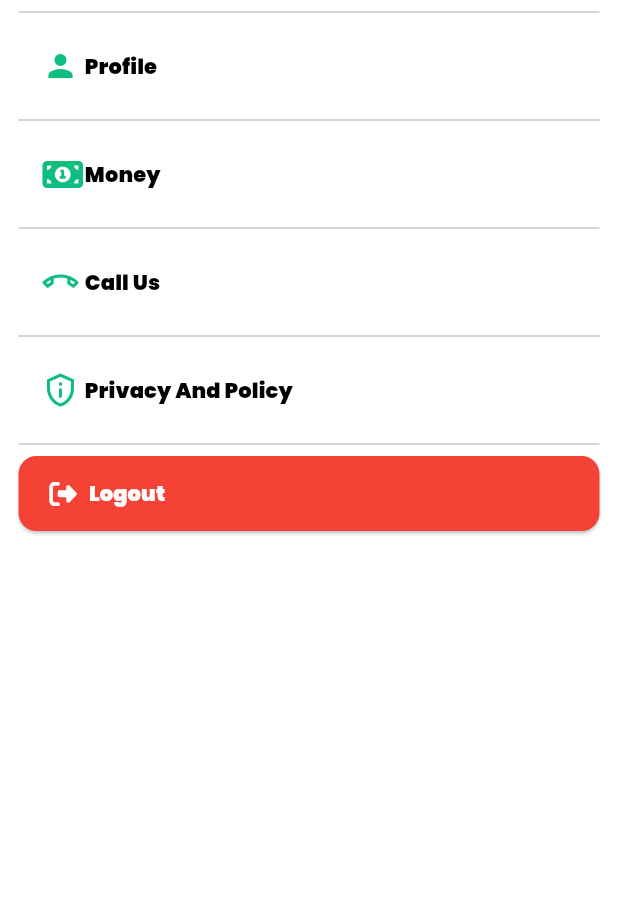
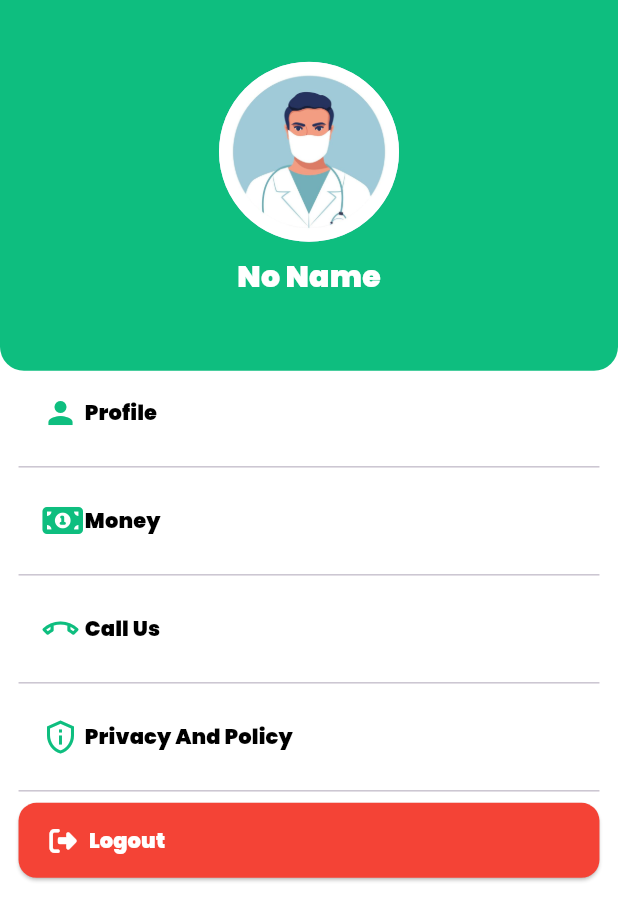
Before and after one commit to hesham81/Salamtk, a Flutter app: the DoctorDrawer screen opened directly, on a phone screen of 412 x 824 dp. Shown: the top 921 px of the screen. Run offline on Flutter 3.47's test engine with Material 3 defaults, Android fonts, the phone set to English and light mode, and no system bars; our stand-ins replace animate_do, animated_custom_dropdown, awesome_snackbar_content, cached_network_image, calendar_timeline, cloud_firestore and 17 more; missing offline and left inert: flutter_map_location_marker, route_transitions; accounts and stored records are empty; generated files the repository leaves out were written again.

Commit message:
ending of money doctor home screen

```diff
--- a/lib/core/constant/app_assets.dart
+++ b/lib/core/constant/app_assets.dart
@@ -12,6 +12,7 @@ abstract class AppAssets{
   static const String teethICN = 'assets/icons/teeeth.svg';
   static const String heartICN = 'assets/icons/heart.svg';
   static const String womenICN = 'assets/icons/womens.svg';
+  static const String balance = 'assets/images/balance.svg';
   static const String eyeICN = 'assets/icons/eye.svg';
 
 
--- a/lib/main.dart
+++ b/lib/main.dart
@@ -9,10 +9,11 @@ import '/core/constant/storage/storage_keys.dart';
 import 'package:supabase_flutter/supabase_flutter.dart';
 import '/core/providers/app_providers/language_provider.dart';
 import '/core/providers/patient_providers/patient_provider.dart';
-import '/core/services/loading_indicator.dart';
 import '/core/route/on_generate_route.dart';
 import '/core/theme/app_theme.dart';
 import 'package:flutter_gen/gen_l10n/app_localizations.dart';
+
+import 'core/services/loading_service.dart';
 
 void main() async {
   WidgetsFlutterBinding.ensureInitialized();
--- a/lib/modules/layout/doctor/pages/doctor_drawer/doctor_drawer.dart
+++ b/lib/modules/layout/doctor/pages/doctor_drawer/doctor_drawer.dart
@@ -2,26 +2,75 @@ import 'package:firebase_auth/firebase_auth.dart';
 import 'package:flutter/material.dart';
 import 'package:font_awesome_flutter/font_awesome_flutter.dart';
 import 'package:route_transitions/route_transitions.dart';
-import 'package:salamtk/core/extensions/extensions.dart';
-import 'package:salamtk/core/theme/app_colors.dart';
-import 'package:salamtk/core/widget/custom_elevated_button.dart';
-import 'package:salamtk/modules/layout/doctor/pages/doctor_profile/pages/doctor_profile.dart';
-import 'package:salamtk/modules/layout/patient/pages/patient_home/pages/profile_tab/pages/call_us/pages/call_us.dart';
-import 'package:salamtk/modules/sign_in/pages/sign_in.dart';
+import 'package:salamtk/core/constant/app_assets.dart';
+import 'package:salamtk/core/utils/doctors/doctors_collection.dart';
+import 'package:salamtk/models/doctors_models/doctor_model.dart';
+import 'package:salamtk/modules/layout/doctor/pages/doctors_money/pages/doctors_money.dart';
+import 'package:salamtk/modules/layout/doctor/pages/doctors_money/widget/profile_image_container.dart';
+import 'package:skeletonizer/skeletonizer.dart';
+import '/core/extensions/extensions.dart';
+import '/core/theme/app_colors.dart';
+import '/core/widget/custom_elevated_button.dart';
+import '/modules/layout/doctor/pages/doctor_profile/pages/doctor_profile.dart';
+import '/modules/layout/patient/pages/patient_home/pages/profile_tab/pages/call_us/pages/call_us.dart';
+import '/modules/sign_in/pages/sign_in.dart';
 
-class DoctorDrawer extends StatelessWidget {
+class DoctorDrawer extends StatefulWidget {
   const DoctorDrawer({super.key});
+
+  @override
+  State<DoctorDrawer> createState() => _DoctorDrawerState();
+}
+
+class _DoctorDrawerState extends State<DoctorDrawer> {
+  DoctorModel? doctor;
+  bool isLoading = true;
+
+  Future<void> _getDoctorsData() async {
+    String uid = FirebaseAuth.instance.currentUser!.uid;
+    doctor = await DoctorsCollection.getDoctorData(uid: uid);
+  }
+
+  @override
+  void initState() {
+    Future.wait(
+      [
+        _getDoctorsData(),
+      ],
+    ).then(
+      (value) => setState(() {
+        isLoading = true;
+      }),
+    );
+    super.initState();
+  }
 
   @override
   Widget build(BuildContext context) {
     return Scaffold(
       body: SingleChildScrollView(
-        child: SafeArea(
         child: Column(
           crossAxisAlignment: CrossAxisAlignment.stretch,
           mainAxisAlignment: MainAxisAlignment.start,
           children: [
-              Divider(),
+            (isLoading)
+                ? ProfileImageContainer(
+                    name: doctor?.name ?? "No Name",
+                    imageUrl: doctor?.imagePath ?? AppAssets.doctorAvatar,
+                    email: FirebaseAuth.instance.currentUser?.email ??
+                        "doctor@gmail.com",
+                  )
+                : Skeletonizer(
+                    enabled: isLoading,
+                    child: ProfileImageContainer(
+                      name: doctor?.name ?? "No Name",
+                      imageUrl: doctor?.imagePath ?? AppAssets.doctorAvatar,
+                      email: FirebaseAuth.instance.currentUser?.email ??
+                          "doctor@gmail.com",
+                    ),
+                  ),
+            Column(
+              children: [
                 ListTile(
                   onTap: () => slideLeftWidget(
                     newPage: DoctorProfile(),
@@ -36,7 +85,8 @@ class DoctorDrawer extends StatelessWidget {
                       0.01.width.vSpace,
                       Text(
                         "Profile",
-                      style: Theme.of(context).textTheme.titleSmall!.copyWith(
+                        style:
+                            Theme.of(context).textTheme.titleSmall!.copyWith(
                                   color: AppColors.blackColor,
                                 ),
                       ),
@@ -45,6 +95,10 @@ class DoctorDrawer extends StatelessWidget {
                 ),
                 Divider(),
                 ListTile(
+                  onTap: () => slideLeftWidget(
+                    newPage: DoctorsMoney(),
+                    context: context,
+                  ),
                   title: Row(
                     children: [
                       Icon(
@@ -54,7 +108,8 @@ class DoctorDrawer extends StatelessWidget {
                       0.01.width.vSpace,
                       Text(
                         "Money",
-                      style: Theme.of(context).textTheme.titleSmall!.copyWith(
+                        style:
+                            Theme.of(context).textTheme.titleSmall!.copyWith(
                                   color: AppColors.blackColor,
                                 ),
                       ),
@@ -76,7 +131,8 @@ class DoctorDrawer extends StatelessWidget {
                       0.01.width.vSpace,
                       Text(
                         "Call Us",
-                      style: Theme.of(context).textTheme.titleSmall!.copyWith(
+                        style:
+                            Theme.of(context).textTheme.titleSmall!.copyWith(
                                   color: AppColors.blackColor,
                                 ),
                       ),
@@ -94,7 +150,8 @@ class DoctorDrawer extends StatelessWidget {
                       0.01.width.vSpace,
                       Text(
                         "Privacy And Policy",
-                      style: Theme.of(context).textTheme.titleSmall!.copyWith(
+                        style:
+                            Theme.of(context).textTheme.titleSmall!.copyWith(
                                   color: AppColors.blackColor,
                                 ),
                       ),
@@ -112,7 +169,8 @@ class DoctorDrawer extends StatelessWidget {
                       0.02.width.vSpace,
                       Text(
                         "Logout",
-                      style: Theme.of(context).textTheme.titleSmall!.copyWith(
+                        style:
+                            Theme.of(context).textTheme.titleSmall!.copyWith(
                                   color: AppColors.primaryColor,
                                 ),
                       ),
@@ -131,7 +189,8 @@ class DoctorDrawer extends StatelessWidget {
                   },
                 ),
               ],
-          ).hPadding(0.03.width),
+            ).hPadding(0.03.width)
+          ],
         ),
       ),
     );
--- /dev/null
+++ b/lib/modules/layout/doctor/pages/doctors_money/widget/profile_image_container.dart
@@ -0,0 +1,54 @@
+import 'package:flutter/material.dart';
+import 'package:salamtk/core/extensions/extensions.dart';
+import 'package:salamtk/core/theme/app_colors.dart';
+
+class ProfileImageContainer extends StatelessWidget {
+  final String name;
+
+  final String imageUrl;
+  final String email;
+
+  const ProfileImageContainer({
+    super.key,
+    required this.name,
+    required this.imageUrl,
+    required this.email,
+  });
+
+  @override
+  Widget build(BuildContext context) {
+    return Container(
+      height: 0.3.height,
+      alignment: Alignment.bottomCenter,
+      decoration: BoxDecoration(
+        color: AppColors.secondaryColor,
+        borderRadius: BorderRadius.only(
+          bottomLeft: Radius.circular(16.0),
+          bottomRight: Radius.circular(16.0),
+        ),
+      ),
+      child: Column(
+        children: [
+          0.05.height.hSpace,
+          CircleAvatar(
+            backgroundImage: AssetImage(imageUrl),
+            radius: 60,
+          ),
+          0.01.height.hSpace,
+          Text(
+            name,
+            style: Theme.of(context).textTheme.titleMedium!.copyWith(
+                  color: AppColors.primaryColor,
+                ),
+          ),
+          Text(
+            email,
+            style: Theme.of(context).textTheme.titleSmall!.copyWith(
+                  color: AppColors.primaryColor,
+                ),
+          ),
+        ],
+      ),
+    );
+  }
+}
```
Also changed, not shown: lib/core/services/loading_indicator.dart (deleted, +0 -18 lines), lib/core/services/loading_service.dart (added, +18 -0 lines), lib/modules/layout/doctor/pages/doctors_money/pages/doctors_money.dart (added, +206 -0 lines), lib/modules/layout/doctor/pages/doctors_money/widget/money_status_widget.dart (added, +40 -0 lines), lib/modules/layout/doctor/pages/doctors_money/widget/transaction_widget.dart (added, +73 -0 lines), assets/icons/money.svg (added), assets/images/added_money.svg (added), assets/images/app_money.svg (added), assets/images/balance.svg (added). Lines whose indentation alone changed are shown as unchanged.
